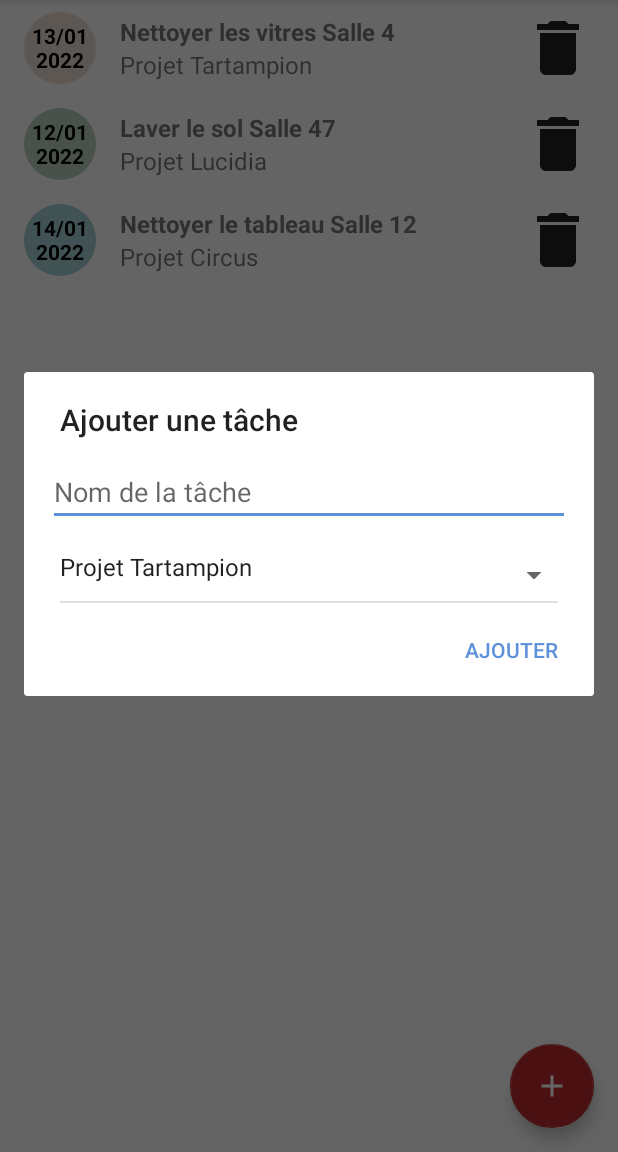
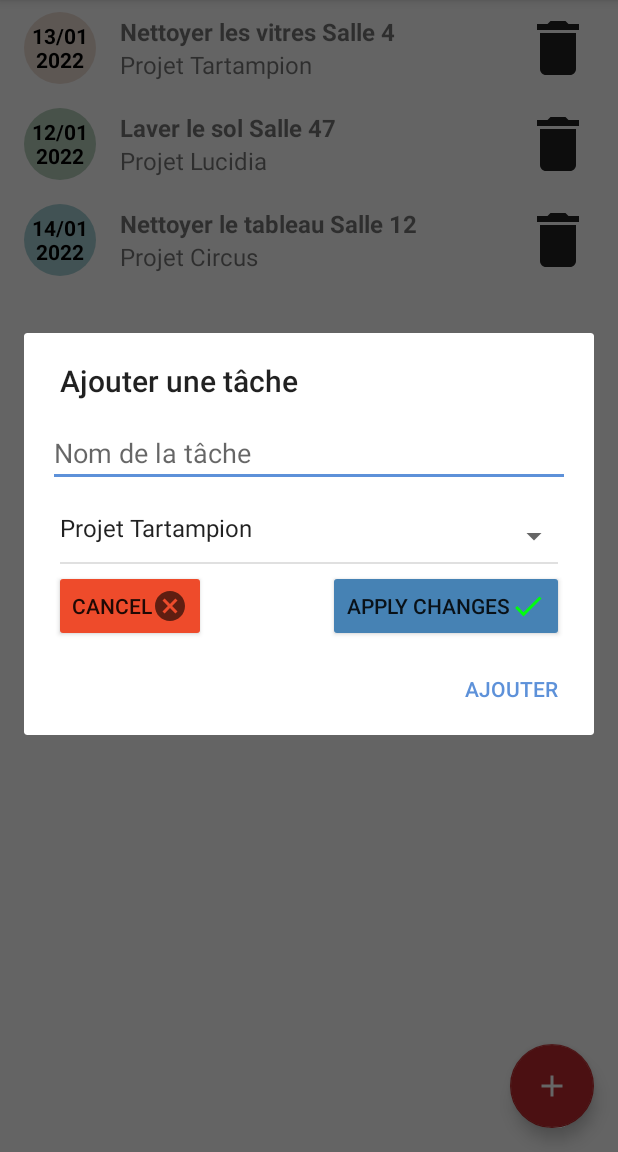
Before and after one commit to Johan928/Todoc_P5_Johan928, an Android app: the screen it shows after launch (MainActivity), after a tap on "Ajouter une tâche", on a phone screen of 412 x 824 dp, the part 84-1236 px from its top. Run offline under Robolectric (Android 15) with nearby library versions, the phone set to English and light mode, and no system bars; our stand-ins replace Room's generated code.

Commit message:
added update function

```diff
--- a/app/src/main/AndroidManifest.xml
+++ b/app/src/main/AndroidManifest.xml
@@ -12,6 +12,10 @@
         android:supportsRtl="true"
         android:theme="@style/AppTheme"
         tools:ignore="GoogleAppIndexingWarning">
+        <activity android:name=".ui.ModifyTaskActivity"
+            android:exported="false"
+            android:label="Modify a Task"
+            />
         <activity
             android:name=".ui.MainActivity"
             android:exported="true"
--- a/app/src/main/java/com/cleanup/todoc/database/TaskDao.java
+++ b/app/src/main/java/com/cleanup/todoc/database/TaskDao.java
@@ -6,6 +6,7 @@ import androidx.room.Delete;
 import androidx.room.Insert;
 import androidx.room.OnConflictStrategy;
 import androidx.room.Query;
+import androidx.room.Update;
 
 import com.cleanup.todoc.model.Task;
 
@@ -23,6 +24,9 @@ public interface TaskDao {
     @Delete
     void deleteTask(Task task);
 
+    @Update
+    void updateTask(Task task);
+
     @Query("SELECT * FROM task_table")
     LiveData<List<Task>> getAllTasks();
 }
--- a/app/src/main/java/com/cleanup/todoc/model/Task.java
+++ b/app/src/main/java/com/cleanup/todoc/model/Task.java
@@ -7,6 +7,7 @@ import androidx.room.ForeignKey;
 import androidx.room.PrimaryKey;
 
 import java.util.Comparator;
+import java.util.List;
 
 /**
  * <p>Model for the tasks of the application.</p>
@@ -23,6 +24,8 @@ public class Task {
     @PrimaryKey(autoGenerate = true)
     private long id;
 
+
+    public static List<Task> tasksList;
 
     /**
      * The unique identifier of the project associated to the task
@@ -108,7 +111,7 @@ public class Task {
      *
      * @param name the name of the task to set
      */
-    private void setName(@NonNull String name) {
+    public void setName(@NonNull String name) {
         this.name = name;
     }
 
--- a/app/src/main/java/com/cleanup/todoc/repository/TaskRepository.java
+++ b/app/src/main/java/com/cleanup/todoc/repository/TaskRepository.java
@@ -34,4 +34,8 @@ public class TaskRepository {
     public void delete(Task task){
         TodocDatabase.databaseWriteExecutor.execute(() -> taskDao.deleteTask(task));
     }
+
+    public void update(Task task){
+        TodocDatabase.databaseWriteExecutor.execute(() -> taskDao.updateTask(task));
+    }
 }
--- a/app/src/main/java/com/cleanup/todoc/ui/MainActivity.java
+++ b/app/src/main/java/com/cleanup/todoc/ui/MainActivity.java
@@ -108,10 +108,11 @@ public class MainActivity extends AppCompatActivity {
         taskViewModel.getAllTasks().observe(this, tasks -> {
 
             updateTasks();
-
+            Task.tasksList = tasks;
             tasksAdapter.submitList(tasks);
 
         });
+
 
 
         tasksAdapter.setOnDeleteTaskListener(task -> taskViewModel.delete(task));
--- a/app/src/main/java/com/cleanup/todoc/viewmodels/TaskViewModel.java
+++ b/app/src/main/java/com/cleanup/todoc/viewmodels/TaskViewModel.java
@@ -32,4 +32,6 @@ public class TaskViewModel extends AndroidViewModel {
         taskRepository.delete(task);
     }
 
+    public void update(Task task) {taskRepository.update(task);}
+
 }
--- /dev/null
+++ b/app/src/main/res/drawable/ic_baseline_cancel_24.xml
@@ -0,0 +1,10 @@
+<vector xmlns:android="http://schemas.android.com/apk/res/android"
+    android:width="24dp"
+    android:height="24dp"
+    android:viewportWidth="24"
+    android:viewportHeight="24"
+    android:tint="?attr/colorControlNormal">
+  <path
+      android:fillColor="@android:color/white"
+      android:pathData="M12,2C6.47,2 2,6.47 2,12s4.47,10 10,10 10,-4.47 10,-10S17.53,2 12,2zM17,15.59L15.59,17 12,13.41 8.41,17 7,15.59 10.59,12 7,8.41 8.41,7 12,10.59 15.59,7 17,8.41 13.41,12 17,15.59z"/>
+</vector>
--- /dev/null
+++ b/app/src/main/res/drawable/ic_baseline_done_24.xml
@@ -0,0 +1,5 @@
+<vector android:height="24dp" android:tint="#01FD0E"
+    android:viewportHeight="24" android:viewportWidth="24"
+    android:width="24dp" xmlns:android="http://schemas.android.com/apk/res/android">
+    <path android:fillColor="@android:color/white" android:pathData="M9,16.2L4.8,12l-1.4,1.4L9,19 21,7l-1.4,-1.4L9,16.2z"/>
+</vector>
--- a/app/src/main/res/layout/dialog_add_task.xml
+++ b/app/src/main/res/layout/dialog_add_task.xml
@@ -3,6 +3,7 @@
     xmlns:tools="http://schemas.android.com/tools"
     android:layout_width="match_parent"
     android:layout_height="wrap_content"
+    xmlns:app="http://schemas.android.com/apk/res-auto"
     android:orientation="vertical"
     android:paddingStart="16dp"
     android:paddingTop="12dp"
@@ -31,4 +32,34 @@
         android:layout_marginStart="8dp"
         android:layout_marginEnd="8dp"
         android:background="@color/spinner_bottom_line" />
+
+    <androidx.constraintlayout.widget.ConstraintLayout
+        android:layout_width="match_parent"
+        android:layout_height="wrap_content">
+
+        <Button
+            android:id="@+id/cancel_button"
+            android:layout_width="wrap_content"
+            android:layout_height="wrap_content"
+            android:layout_margin="@dimen/margin4"
+            android:backgroundTint="@color/bright_red"
+            android:drawableRight="@drawable/ic_baseline_cancel_24"
+            android:text="@string/cancel"
+            android:visibility="visible"
+            app:layout_constraintStart_toStartOf="parent"
+            app:layout_constraintTop_toTopOf="parent" />
+
+        <Button
+            android:id="@+id/modify_task_button"
+            android:layout_width="wrap_content"
+            android:layout_height="wrap_content"
+            android:layout_margin="@dimen/margin4"
+            android:backgroundTint="@color/steel_blue"
+            android:drawableRight="@drawable/ic_baseline_done_24"
+            android:text="@string/apply_changes"
+            android:visibility="visible"
+            app:layout_constraintEnd_toEndOf="parent"
+            app:layout_constraintTop_toTopOf="parent" />
+    </androidx.constraintlayout.widget.ConstraintLayout>
+
 </LinearLayout>
--- a/app/src/main/res/values/colors.xml
+++ b/app/src/main/res/values/colors.xml
@@ -3,8 +3,11 @@
     <color name="colorPrimary">#5d91d9</color>
     <color name="colorPrimaryDark">#4c79b8</color>
     <color name="colorAccent">#bb292c</color>
-    <color name="black">#000000</color>"
+    <color name="black">#000000</color>
+    <color name="steel_blue">#4682b4</color>
 
     <color name="spinner_bottom_line">#1f000000</color>
     <color name="ripple_color">#1f000000</color>
+    <color name="bright_red">#EE4B2B</color>
+
 </resources>
--- /dev/null
+++ b/app/src/main/res/values/dimens.xml
@@ -0,0 +1,4 @@
+<?xml version="1.0" encoding="utf-8"?>
+<resources>
+    <dimen name="margin4">4dp</dimen>
+</resources>
--- a/app/src/main/res/values/strings.xml
+++ b/app/src/main/res/values/strings.xml
@@ -18,4 +18,7 @@
     <string name="empty_task_name">Le nom de la tâche doit être renseigné</string>
     <string name="delete_database">Delete database</string>
     <string name="generate_tasks">Generate Tasks !!!</string>
+    <string name="apply_changes">Apply Changes   </string>
+    <string name="cancel">Cancel</string>
+
 </resources>
```
Also changed, not shown: app/src/main/java/com/cleanup/todoc/model/Project.java (+9 -0 lines), app/src/main/java/com/cleanup/todoc/ui/ModifyTaskActivity.java (added, +126 -0 lines), app/src/main/java/com/cleanup/todoc/ui/TasksAdapter.java (+21 -0 lines), 2 other files.
